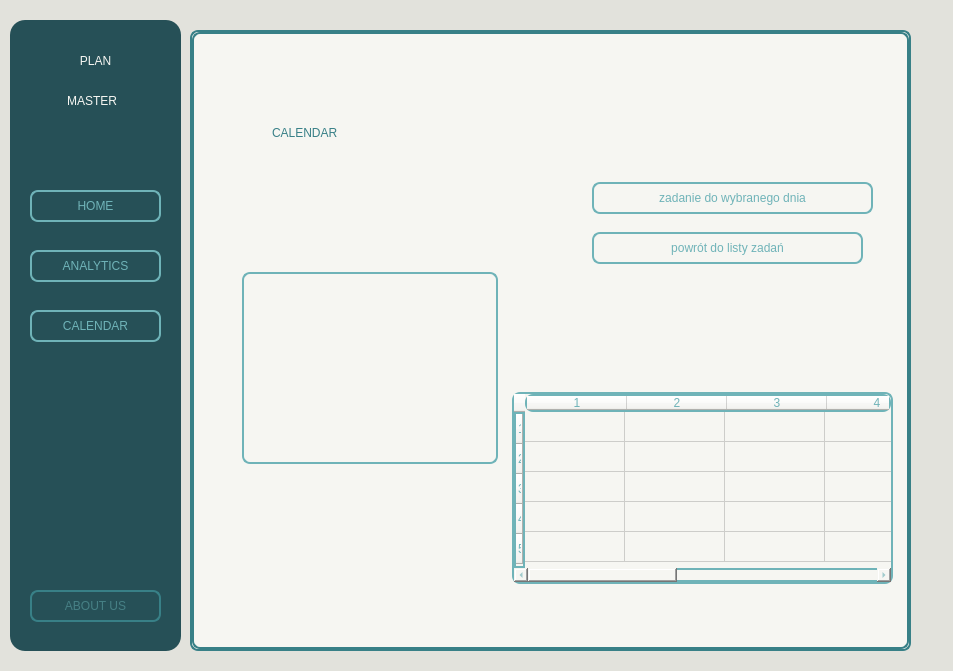
Before: the Qt Designer form PlanMaster/mainwindow.ui in nkarolczyk/PlanMaster, drawn with Qt 5.
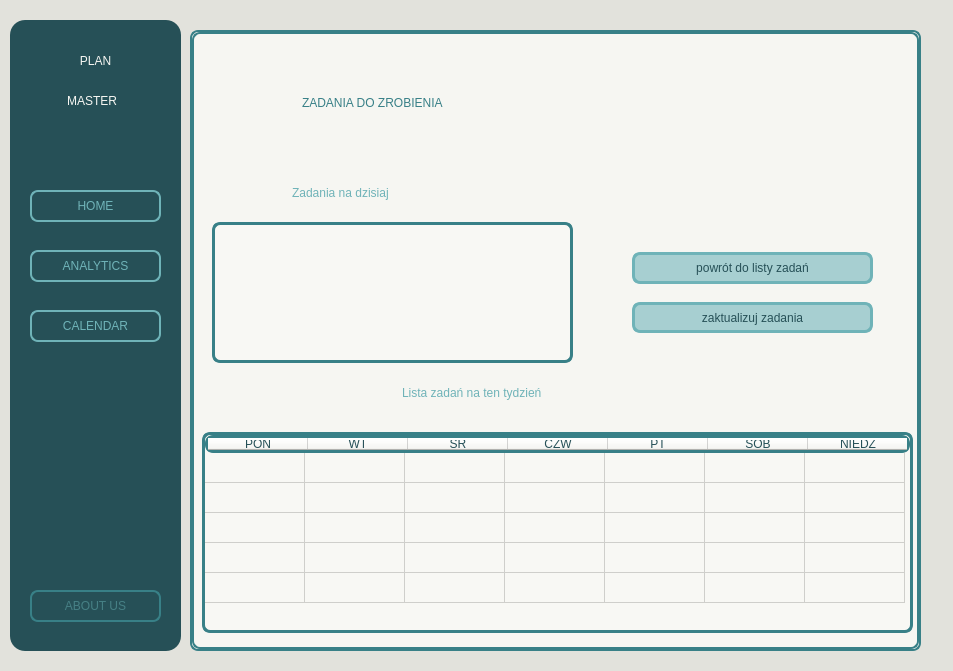
After: the same form once the commit is applied. The open tabs and pages were chosen to show the change.

The edit to the form file:
```diff
--- a/PlanMaster/mainwindow.ui
+++ b/PlanMaster/mainwindow.ui
@@ -32,7 +32,7 @@
      <rect>
       <x>190</x>
       <y>30</y>
-      <width>721</width>
+      <width>731</width>
       <height>621</height>
      </rect>
     </property>
@@ -524,9 +524,9 @@
      <widget class="QLabel" name="label_4">
       <property name="geometry">
        <rect>
-        <x>80</x>
-        <y>50</y>
-        <width>221</width>
+        <x>110</x>
+        <y>20</y>
+        <width>481</width>
         <height>101</height>
        </rect>
       </property>
@@ -536,39 +536,43 @@
 border: none;</string>
       </property>
       <property name="text">
-       <string>CALENDAR</string>
+       <string>ZADANIA DO ZROBIENIA</string>
       </property>
      </widget>
      <widget class="QListWidget" name="taskListForDay">
       <property name="geometry">
        <rect>
-        <x>50</x>
-        <y>240</y>
-        <width>256</width>
-        <height>192</height>
+        <x>20</x>
+        <y>190</y>
+        <width>361</width>
+        <height>141</height>
        </rect>
       </property>
       <property name="styleSheet">
-       <string notr="true">font: 700 23pt &quot;Optima&quot;;
-color: #6fb3b8;
-border: 2px solid #6fb3b8; 
-border-radius: 8px;  </string>
+       <string notr="true">background-color: #f8f8f4;      
+border: 3px solid #388087; 
+border-radius: 8px;                      
+font: 700 18pt &quot;Optima&quot;;
+color: rgb(38, 80, 87); 
+</string>
       </property>
      </widget>
      <widget class="QTableWidget" name="tableWidgetWeek">
       <property name="geometry">
        <rect>
-        <x>320</x>
-        <y>360</y>
-        <width>381</width>
-        <height>192</height>
+        <x>10</x>
+        <y>400</y>
+        <width>711</width>
+        <height>201</height>
        </rect>
       </property>
       <property name="styleSheet">
-       <string notr="true">font: 700 23pt &quot;Optima&quot;;
-color: #6fb3b8;
-border: 2px solid #6fb3b8; 
-border-radius: 8px;  </string>
+       <string notr="true">background-color: #f8f8f4;      
+border: 3px solid #388087; 
+border-radius: 8px;                      
+font: 700 16pt &quot;Optima&quot;;
+color: rgb(38, 80, 87); 
+</string>
       </property>
       <property name="rowCount">
        <number>5</number>
@@ -579,57 +583,129 @@
       <attribute name="horizontalHeaderVisible">
        <bool>true</bool>
       </attribute>
+      <attribute name="verticalHeaderVisible">
+       <bool>false</bool>
+      </attribute>
+      <attribute name="verticalHeaderShowSortIndicator" stdset="0">
+       <bool>false</bool>
+      </attribute>
       <row/>
       <row/>
       <row/>
       <row/>
       <row/>
-      <column/>
-      <column/>
-      <column/>
-      <column/>
-      <column/>
-      <column/>
-      <column/>
+      <column>
+       <property name="text">
+        <string>PON</string>
+       </property>
+      </column>
+      <column>
+       <property name="text">
+        <string>WT</string>
+       </property>
+      </column>
+      <column>
+       <property name="text">
+        <string>ŚR</string>
+       </property>
+      </column>
+      <column>
+       <property name="text">
+        <string>CZW</string>
+       </property>
+      </column>
+      <column>
+       <property name="text">
+        <string>PT</string>
+       </property>
+      </column>
+      <column>
+       <property name="text">
+        <string>SOB</string>
+       </property>
+      </column>
+      <column>
+       <property name="text">
+        <string>NIEDZ</string>
+       </property>
+      </column>
      </widget>
      <widget class="QPushButton" name="btnAddTaskToDate">
       <property name="geometry">
        <rect>
-        <x>400</x>
-        <y>150</y>
-        <width>281</width>
-        <height>32</height>
+        <x>440</x>
+        <y>270</y>
+        <width>241</width>
+        <height>31</height>
        </rect>
       </property>
       <property name="styleSheet">
-       <string notr="true">font: 700 23pt &quot;Optima&quot;;
-color: #6fb3b8;
-border: 2px solid #6fb3b8; 
-border-radius: 8px;  </string>
+       <string notr="true">background-color: rgba(111, 179, 184, 149);      
+border: 3px solid #6FB3B8;     
+border-radius: 8px;              
+font: 700 22pt &quot;Optima&quot;;
+color: rgb(38, 80, 87);</string>
       </property>
       <property name="text">
-       <string>zadanie do wybranego dnia</string>
+       <string>zaktualizuj zadania</string>
       </property>
      </widget>
      <widget class="QPushButton" name="btnDefaultView_2">
       <property name="geometry">
        <rect>
-        <x>400</x>
-        <y>200</y>
-        <width>271</width>
+        <x>440</x>
+        <y>220</y>
+        <width>241</width>
         <height>32</height>
        </rect>
       </property>
       <property name="styleSheet">
-       <string notr="true">font: 700 23pt &quot;Optima&quot;;
-color: #6fb3b8;
-border: 2px solid #6fb3b8; 
-border-radius: 8px;  </string>
+       <string notr="true">background-color: rgba(111, 179, 184, 149);      
+border: 3px solid #6FB3B8;     
+border-radius: 8px;              
+font: 700 22pt &quot;Optima&quot;;
+color: rgb(38, 80, 87);</string>
       </property>
       <property name="text">
        <string>powrót do listy zadań</string>
       </property>
      </widget>
+     <widget class="QLabel" name="label_2">
+      <property name="geometry">
+       <rect>
+        <x>100</x>
+        <y>140</y>
+        <width>221</width>
+        <height>41</height>
+       </rect>
+      </property>
+      <property name="styleSheet">
+       <string notr="true">font: 700 italic 28pt &quot;Optima&quot;;
+color: #6FB3B8;
+border: none;</string>
+      </property>
+      <property name="text">
+       <string>Zadania na dzisiaj</string>
+      </property>
+     </widget>
+     <widget class="QLabel" name="label_3">
+      <property name="geometry">
+       <rect>
+        <x>210</x>
+        <y>340</y>
+        <width>331</width>
+        <height>41</height>
+       </rect>
+      </property>
+      <property name="styleSheet">
+       <string notr="true">font: 700 italic 28pt &quot;Optima&quot;;
+color: #6FB3B8;
+border: none;</string>
+      </property>
+      <property name="text">
+       <string>Lista zadań na ten tydzień </string>
+      </property>
+     </widget>
     </widget>
    </widget>
    <widget class="QWidget" name="sidebar" native="true">
```
Left out of the diff: 232 changed lines with no effect on the pictures.
